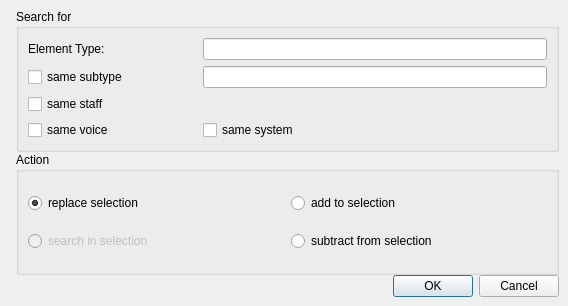
Before: the Qt Designer form mscore/mscore/select.ui in musescore/musescore-old, drawn with Qt 5.
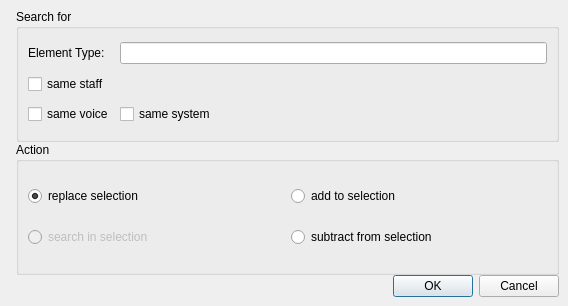
After: the same form once the commit is applied. Icons and pictures are not drawn.

Diff of the .ui file:
```diff
--- a/mscore/mscore/select.ui
+++ b/mscore/mscore/select.ui
@@ -47,7 +47,7 @@
         <string>Search for</string>
        </property>
        <property name="flat">
-        <bool>false</bool>
+        <bool>true</bool>
        </property>
        <layout class="QGridLayout" name="gridLayout_2">
         <item row="0" column="0">
@@ -57,42 +57,28 @@
           </property>
          </widget>
         </item>
-        <item row="2" column="0">
+        <item row="0" column="1">
+         <widget class="QLineEdit" name="type">
+          <property name="readOnly">
+           <bool>true</bool>
+          </property>
+         </widget>
+        </item>
+        <item row="1" column="0">
          <widget class="QCheckBox" name="sameStaff">
           <property name="text">
            <string>same staff</string>
           </property>
          </widget>
         </item>
-        <item row="3" column="0">
+        <item row="2" column="0">
          <widget class="QCheckBox" name="sameVoice">
           <property name="text">
            <string>same voice</string>
           </property>
          </widget>
         </item>
-        <item row="1" column="0">
-         <widget class="QCheckBox" name="sameSubtype">
-          <property name="text">
-           <string>same subtype</string>
-          </property>
-         </widget>
-        </item>
-        <item row="0" column="1" colspan="2">
-         <widget class="QLineEdit" name="type">
-          <property name="readOnly">
-           <bool>true</bool>
-          </property>
-         </widget>
-        </item>
-        <item row="1" column="1" colspan="2">
-         <widget class="QLineEdit" name="subtype">
-          <property name="readOnly">
-           <bool>true</bool>
-          </property>
-         </widget>
-        </item>
-        <item row="3" column="1" colspan="2">
+        <item row="2" column="1">
          <widget class="QCheckBox" name="sameSystem">
           <property name="text">
            <string>same system</string>
@@ -108,7 +94,7 @@
         <string>Action</string>
        </property>
        <property name="flat">
-        <bool>false</bool>
+        <bool>true</bool>
        </property>
        <layout class="QGridLayout" name="gridLayout">
         <item row="0" column="0">
```
Left out of the diff: 4 changed lines with no effect on the pictures.
